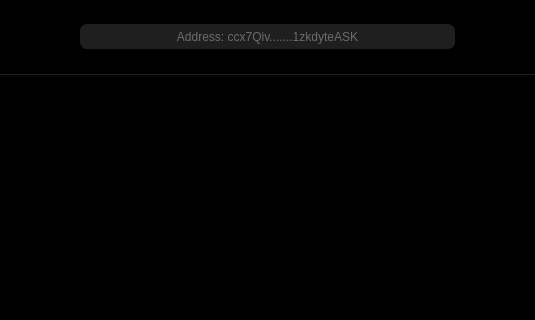
FandomGold/FANGO-wallet, file src/gui/ui/overviewframe.ui: the form before one commit; both pictures show x 649 to 1184 and y 0 to 320 of the 1270 by 650 pixel window.
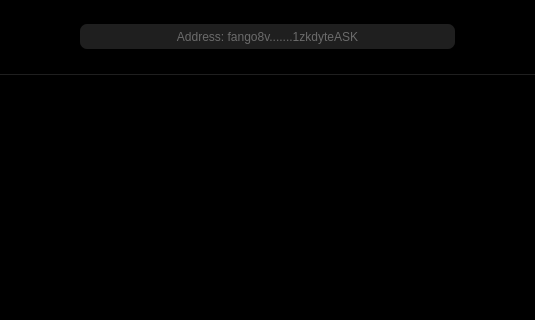
The form after the commit. Icons and pictures are not drawn.

Commit message: create deposit button trigger

```diff
--- a/src/gui/ui/overviewframe.ui
+++ b/src/gui/ui/overviewframe.ui
@@ -6418,7 +6418,7 @@
 QToolTip { color: #eeeeee; background-color: #000000; border: 0px; padding: 8px;}</string>
            </property>
            <property name="text">
-            <string notr="true">Address: ccx7Qiv.......1zkdyteASK</string>
+            <string notr="true">Address: fango8v.......1zkdyteASK</string>
            </property>
            <property name="checkable">
             <bool>false</bool>
```
Left out of the diff: 40 changed lines with no effect on the pictures.
